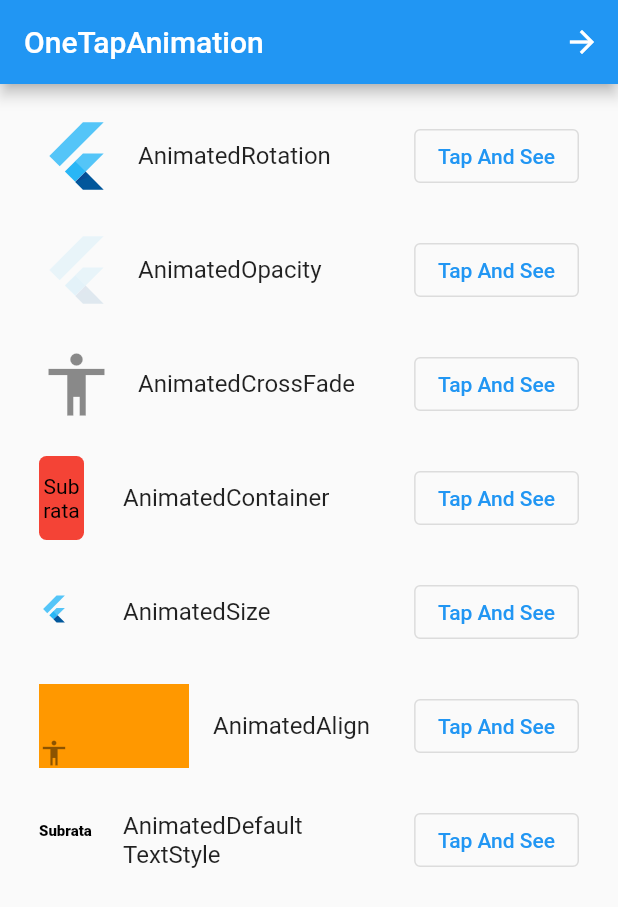
After one commit to subrata731215/practic_widget_final, a Flutter app: the FlutterAnimation screen opened by its route, after a tap on the "arrow forward" icon, on a phone screen of 412 x 824 dp. The commit adds this screen. Shown: the top 907 px of the screen. Run offline on Flutter 3.47's test engine with Material 2 defaults, Android fonts, the phone set to English and light mode, and no system bars; our stand-ins replace lottie, shared_preferences; missing offline and left inert: reactiv; accounts and stored records are empty.

Commit message:
animation

```diff
--- a/lib/homepage.controller.dart
+++ b/lib/homepage.controller.dart
@@ -21,6 +21,7 @@ class HomepageController extends ReactiveController {
     HomePageModel(title: 'Animation', routes: Routes.animation),
     HomePageModel(title: 'DelayAnimation', routes: Routes.delayAnimation),
     HomePageModel(title: 'FlutterAnimation', routes: Routes.flutterAnimation),
+    HomePageModel(title: 'OneTapAnimation', routes: Routes.oneTapAnimation),
     HomePageModel(title: 'Stepper', routes: Routes.stepper),
     HomePageModel(title: 'Hero', routes: Routes.hero),
     HomePageModel(title: 'Bool', routes: Routes.bool),
@@ -36,6 +37,7 @@ class HomepageController extends ReactiveController {
     HomePageModel(title: 'AddBox', routes: Routes.addBox),
     HomePageModel(title: 'ExtraPractice', routes: Routes.extraPractice),
     HomePageModel(title: 'PhotoShop', routes: Routes.photoshop),
+    HomePageModel(title: 'priceRange', routes: Routes.priceRange),
     HomePageModel(title: 'ClassModel', routes: Routes.classModel),
     HomePageModel(title: 'Lottie', routes: Routes.lottie),
     HomePageModel(title: 'ContactAdd', routes: Routes.contactAdd),
@@ -65,6 +67,7 @@ class Routes {
   static const animation = 'animationLearn';
   static const delayAnimation = 'delayAnimation';
   static const flutterAnimation = 'flutterAnimation';
+  static const oneTapAnimation = 'oneTapAnimation';
   static const stepper = 'stepper';
   static const hero = 'hero';
   static const bool = 'bool';
@@ -79,6 +82,7 @@ class Routes {
   static const schoolUi = 'schoolUi';
   static const addBox = 'addBox';
   static const photoshop = 'photoshop';
+  static const priceRange = 'priceRange';
   static const classModel = 'classModel';
   static const lottie = 'lottie';
   static const contactAdd = 'contactAdd';
--- a/lib/ui/photoshop_30/photoshop.dart
+++ b/lib/ui/photoshop_30/photoshop.dart
@@ -12,7 +12,7 @@ class PhotoShop extends StatelessWidget {
 
     return Scaffold(
       appBar: appbarWidget(context,
-          appBarTitle: 'PhotoShop', trailingRoutes: Routes.classModel),
+          appBarTitle: 'PhotoShop', trailingRoutes: Routes.priceRange),
       body: Stack(
         children: [
           Positioned(
--- a/lib/widget_practice/animation_16/delayanimation.dart
+++ b/lib/widget_practice/animation_16/delayanimation.dart
@@ -33,6 +33,7 @@ class _DelayAnimationLearnState extends State<DelayAnimationLearn>
 
     animationController.forward();
   }
+
 
   @override
   Widget build(BuildContext context) {
--- a/lib/widget_practice/animation_16/fadetransition.dart
+++ b/lib/widget_practice/animation_16/fadetransition.dart
@@ -10,10 +10,10 @@ class FadeTransitionAnimation extends StatefulWidget {
 }
 
 class _FadeTransitionAnimationState extends State<FadeTransitionAnimation>
-    with TickerProviderStateMixin {
+    with SingleTickerProviderStateMixin {
   late final AnimationController _animationController = AnimationController(
     vsync: this,
-    duration: const Duration(seconds: 5),
+    duration: const Duration(milliseconds: 200),
   )..repeat(reverse: true);
 
   late final Animation<double> _animation = CurvedAnimation(
--- a/lib/widget_practice/animation_16/flutter_animation.dart
+++ b/lib/widget_practice/animation_16/flutter_animation.dart
@@ -1,6 +1,7 @@
 import 'package:flutter/material.dart';
 import 'package:practic/constant.dart';
 import 'package:practic/widget_practice/animation_16/fadetransition.dart';
+import 'package:practic/widget_practice/animation_one_tap/1.only.ontap.animation.dart';
 import '../../homepage.controller.dart';
 
 class FlutterAnimation extends StatefulWidget {
@@ -38,10 +39,16 @@ class _FlutterAnimationState extends State<FlutterAnimation> {
   @override
   Widget build(BuildContext context) {
     return Scaffold(
-      appBar: appbarWidget(
-        context,
-        appBarTitle: 'FlutterAnimation',
-        trailingRoutes: Routes.stepper,
+      appBar: AppBar(
+        title: Text('FlutterAnimation'),
+        actions: [
+          IconButton(
+              onPressed: () {
+                Navigator.push(context,
+                    MaterialPageRoute(builder: (context) => OneTapAnimation()));
+              },
+              icon: Icon(Icons.arrow_forward)),
+        ],
       ),
       body: ListView(
         padding:
@@ -107,9 +114,15 @@ class _FlutterAnimationState extends State<FlutterAnimation> {
                 child: AnimatedSize(
                   curve: Curves.decelerate,
                   duration: const Duration(seconds: 5),
-                  child: Text(
-                    'AnimatedAlign',
-                    style: TextStyle(fontSize: isAnimatedAlign ? 20 : 40),
+                  child: AnimatedOpacity(
+                    duration: Duration(seconds: 3),
+                    opacity: isAnimatedAlign ? 0.0 : 1.0,
+                    child: Text(
+                      'AnimatedAlign',
+                      style: TextStyle(
+                          fontSize: isAnimatedAlign ? 20 : 40,
+                          color: isAnimatedAlign ? Colors.red : Colors.blue),
+                    ),
                   ),
                 ),
               ),
@@ -123,7 +136,8 @@ class _FlutterAnimationState extends State<FlutterAnimation> {
                   animatedContainer();
                 },
                 child: AnimatedContainer(
-                  duration: Duration(seconds: 2),
+                  duration: const Duration(seconds: 2),
+                  // curve: Curves.fastEaseInToSlowEaseOut,
                   height: isAnimatedContainer ? 100 : 200,
                   width: isAnimatedContainer ? 100 : 300,
                   color: Colors.lightGreenAccent,
--- /dev/null
+++ b/lib/widget_practice/animation_one_tap/1.only.ontap.animation.dart
@@ -0,0 +1,200 @@
+import 'package:flutter/material.dart';
+import 'package:practic/widget_practice/stepper_learn_17/stepper.learn.dart';
+
+class OneTapAnimation extends StatefulWidget {
+  const OneTapAnimation({Key? key}) : super(key: key);
+
+  @override
+  State<OneTapAnimation> createState() => _OneTapAnimationState();
+}
+
+bool selectedAnimationRotation = false;
+bool selectedAnimatedOpacity = false;
+bool selectedAnimatedCrossFade = false;
+bool selectedAnimatedContainer = false;
+bool selectedAnimationSize = false;
+bool selectedAnimatedAlign = false;
+bool selectedDefaultTextStyle = false;
+
+class _OneTapAnimationState extends State<OneTapAnimation> {
+  @override
+  Widget build(BuildContext context) {
+    return MaterialApp(
+      home: Scaffold(
+        appBar: AppBar(
+          title: const Text('OneTapAnimation'),
+          actions: [
+            IconButton(
+                onPressed: () {
+                  Navigator.push(
+                      context,
+                      MaterialPageRoute(
+                          builder: (context) => const StepperLearn()));
+                },
+                icon: const Icon(Icons.arrow_forward)),
+          ],
+        ),
+        body: ListView(
+          padding: const EdgeInsets.symmetric(horizontal: 10, vertical: 20),
+          children: [
+            ListTile(
+              leading: AnimatedRotation(
+                duration: const Duration(milliseconds: 500),
+                turns: selectedAnimationRotation ? -0.052 : 0.0,
+                // turns: selectedAnimationRotation ? 0.032 : 0.0,
+                child: const FlutterLogo(
+                  size: 50,
+                ),
+              ),
+              title: const Text('AnimatedRotation'),
+              trailing: OutlinedButton(
+                  onPressed: () {
+                    setState(() {
+                      selectedAnimationRotation = !selectedAnimationRotation;
+                    });
+                  },
+                  child: const Text('Tap And See')),
+            ),
+            const SizedBox(height: 20),
+            ListTile(
+              leading: AnimatedOpacity(
+                duration: const Duration(milliseconds: 500),
+                opacity: selectedAnimatedOpacity ? 1 : 0.1,
+                child: const FlutterLogo(
+                  size: 50,
+                ),
+              ),
+              title: const Text('AnimatedOpacity'),
+              trailing: OutlinedButton(
+                  onPressed: () {
+                    setState(() {
+                      selectedAnimatedOpacity = !selectedAnimatedOpacity;
+                    });
+                  },
+                  child: const Text('Tap And See')),
+            ),
+            const SizedBox(height: 20),
+            ListTile(
+              leading: AnimatedCrossFade(
+                duration: const Duration(milliseconds: 1000),
+                firstChild: const FlutterLogo(
+                  size: 50,
+                ),
+                secondChild: const Icon(
+                  Icons.accessibility,
+                  size: 50,
+                ),
+                crossFadeState: selectedAnimatedCrossFade
+                    ? CrossFadeState.showFirst
+                    : CrossFadeState.showSecond,
+              ),
+              title: const Text('AnimatedCrossFade'),
+              trailing: OutlinedButton(
+                  onPressed: () {
+                    setState(() {
+                      selectedAnimatedCrossFade = !selectedAnimatedCrossFade;
+                    });
+                  },
+                  child: const Text('Tap And See')),
+            ),
+            const SizedBox(height: 20),
+            ListTile(
+              leading: AnimatedContainer(
+                padding: const EdgeInsets.all(2),
+                duration: const Duration(milliseconds: 500),
+                height: selectedAnimatedContainer ? 30 : 70,
+                width: selectedAnimatedContainer ? 70 : 30,
+                decoration: BoxDecoration(
+                    color:
+                        selectedAnimatedContainer ? Colors.black : Colors.red,
+                    borderRadius: selectedAnimatedContainer
+                        ? BorderRadius.zero
+                        : BorderRadius.circular(5)),
+                child: Center(
+                  child: Text(
+                    'Subrata',
+                    textAlign: TextAlign.center,
+                    style: TextStyle(
+                        color: selectedAnimatedContainer
+                            ? Colors.red
+                            : Colors.black),
+                  ),
+                ),
+              ),
+              title: const Text('AnimatedContainer'),
+              trailing: OutlinedButton(
+                  onPressed: () {
+                    setState(() {
+                      selectedAnimatedContainer = !selectedAnimatedContainer;
+                    });
+                  },
+                  child: const Text('Tap And See')),
+            ),
+            const SizedBox(height: 20),
+            ListTile(
+              leading: AnimatedSize(
+                duration: const Duration(milliseconds: 500),
+                child: FlutterLogo(
+                  size: selectedAnimationSize ? 50 : 20,
+                ),
+              ),
+              title: const Text('AnimatedSize'),
+              trailing: OutlinedButton(
+                  onPressed: () {
+                    setState(() {
+                      selectedAnimationSize = !selectedAnimationSize;
+                    });
+                  },
+                  child: const Text('Tap And See')),
+            ),
+            const SizedBox(height: 20),
+            ListTile(
+              leading: Container(
+                height: 400,
+                width: 100,
+                color: Colors.orange,
+                child: AnimatedAlign(
+                  duration: const Duration(seconds: 2),
+                  alignment: selectedAnimatedAlign
+                      ? Alignment.topRight
+                      : Alignment.bottomLeft,
+                  child: const Icon(
+                    Icons.accessibility,
+                    size: 20,
+                  ),
+                ),
+              ),
+              title: const Text('AnimatedAlign'),
+              trailing: OutlinedButton(
+                  onPressed: () {
+                    setState(() {
+                      selectedAnimatedAlign = !selectedAnimatedAlign;
+                    });
+                  },
+                  child: const Text('Tap And See')),
+            ),
+            const SizedBox(height: 20),
+            ListTile(
+              leading: AnimatedDefaultTextStyle(
+                duration: const Duration(seconds: 2),
+                style: TextStyle(
+                    color: selectedDefaultTextStyle ? Colors.red : Colors.black,
+                    fontSize: selectedDefaultTextStyle ? 25 : 10,
+                    fontWeight: FontWeight.w900),
+                child: const Text('Subrata'),
+              ),
+              title: const Text('AnimatedDefault\nTextStyle'),
+              trailing: OutlinedButton(
+                  onPressed: () {
+                    setState(() {
+                      selectedDefaultTextStyle = !selectedDefaultTextStyle;
+                    });
+                  },
+                  child: const Text('Tap And See')),
+            ),
+          ],
+        ),
+      ),
+    );
+  }
+}
```
Also changed, not shown: lib/main.dart (+9 -1 lines), lib/programming_Language_Learn/extra.dart (+58 -3 lines), lib/widget_practice/addcontainer_1/container.dart (+39 -3 lines), lib/widget_practice/addcontainer_1/controller/controller.dart (+10 -0 lines), lib/widget_practice/animation_16/NewAnimation.dart (added, +39 -0 lines), lib/widget_practice/animation_16/animatedRotation.dart (added, +76 -0 lines), lib/widget_practice/animation_16/animatedcrossfade.dart (added, +18 -0 lines), lib/widget_practice/animation_16/slidetransitionAnimation.dart (+8 -1 lines).
